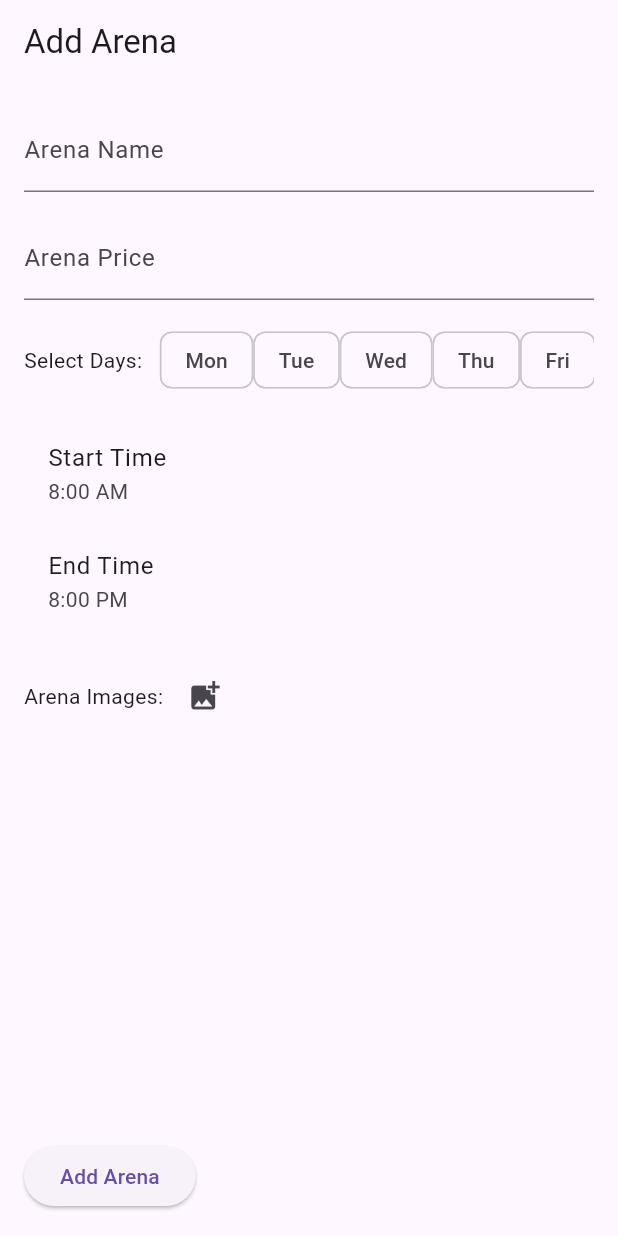
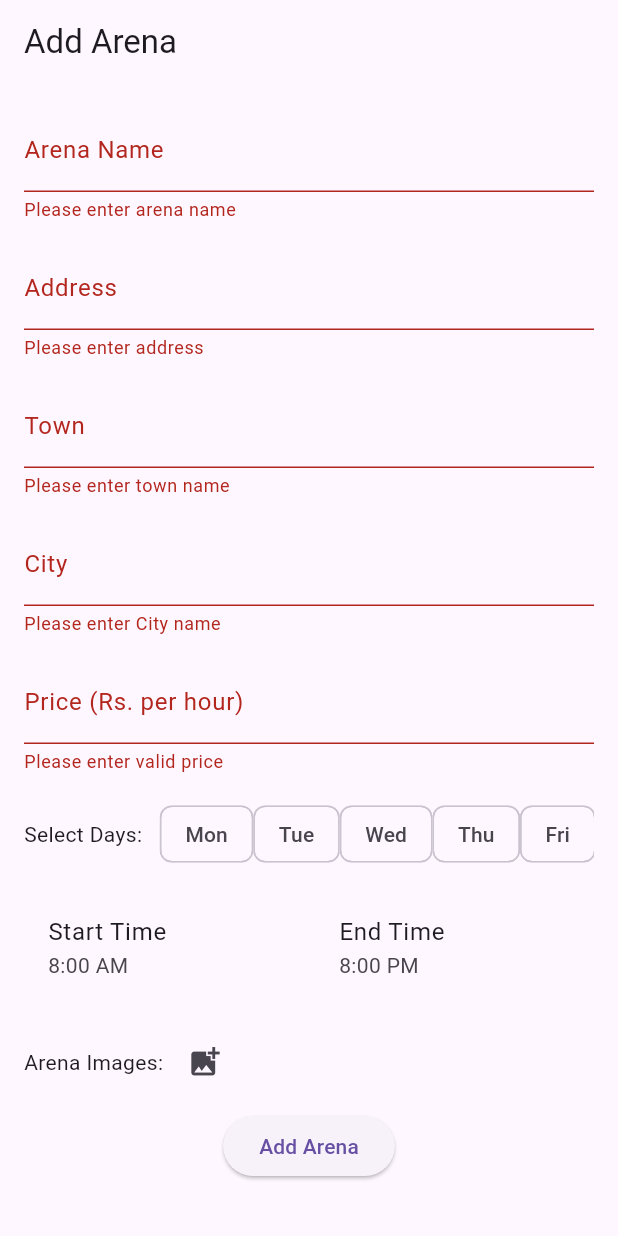
Before and after one commit to Ahmad-Waseem/ArenaGo, a Flutter app: the AddArenaView screen opened directly, after a tap on "Add Arena", on a phone screen of 412 x 824 dp. Run offline on Flutter 3.47's test engine with Material 3 defaults, Android fonts, the phone set to English and light mode, and no system bars; our stand-ins replace google_maps_flutter, image_picker.

Commit message:
Made 'Add arena' page responsive/scrollable

```diff
--- a/lib/main.dart
+++ b/lib/main.dart
@@ -1,4 +1,5 @@
 import 'package:arenago/views/add_arena.dart';
+import 'package:arenago/views/login_view.dart';
 import 'package:flutter/material.dart';
 import 'package:arenago/views/theme.dart';
 //import 'package:google_fonts/google_fonts.dart';
@@ -19,7 +20,7 @@ class MyApp extends StatelessWidget {
       theme: ThemeData(
         primaryColor: loginOutlinecolor,
       ),
-      home: const AddArenaView(),
+      home: AddArenaView(),
 
       //routes: {
         //'/registration/': (context) => const RegistrationView(),
--- a/lib/views/add_arena.dart
+++ b/lib/views/add_arena.dart
@@ -3,16 +3,21 @@ import 'package:flutter/material.dart';
 import 'package:image_picker/image_picker.dart';
 
 class AddArenaView extends StatefulWidget {
-  const AddArenaView({super.key});
-
   @override
   _AddArenaViewState createState() => _AddArenaViewState();
 }
 
 class _AddArenaViewState extends State<AddArenaView> {
-  final TextEditingController _arenaNameController = TextEditingController();
-  final TextEditingController _arenaPriceController = TextEditingController();
+  final _formKey = GlobalKey<FormState>();
+  final _arenaNameController = TextEditingController();
+  final _arenaPriceController = TextEditingController();
+  final _arenaAddressController = TextEditingController();
+  final _arenaTownController = TextEditingController();
+  final _arenaCityController = TextEditingController();
+
   final List<String> _selectedDays = [];
+
+
   TimeOfDay? _startTime = const TimeOfDay(hour: 8, minute: 0);
   TimeOfDay? _endTime = const TimeOfDay(hour: 20, minute: 0);
   List<File> _arenaImages = [];
@@ -21,28 +26,81 @@ class _AddArenaViewState extends State<AddArenaView> {
   Widget build(BuildContext context) {
     return Scaffold(
       appBar: AppBar(
-        title: const Text('Add Arena'),
+        title: Text('Add Arena'),
       ),
-      body: Padding(
-        padding: const EdgeInsets.all(16.0),
+      body: SingleChildScrollView(
+        padding: EdgeInsets.all(16.0),
+        child: Form(
+          key: _formKey,
           child: Column(
             crossAxisAlignment: CrossAxisAlignment.start,
             children: <Widget>[
-            TextField(
+              TextFormField(
                 controller: _arenaNameController,
-              decoration: const InputDecoration(
+                decoration: InputDecoration(
                   labelText: 'Arena Name',
                 ),
+                validator: (value) {
+                  if (value == null || value.isEmpty) {
+                    return 'Please enter arena name';
+                  }
+                  return null;
+                },
               ),
               const SizedBox(height: 16.0),
-            TextField(
+              TextFormField(
+              controller: _arenaAddressController,
+              decoration: const InputDecoration(
+                labelText: 'Address',
+              ),
+              validator: (value) {
+                  if (value == null || value.isEmpty) {
+                    return 'Please enter address';
+                  }
+                  return null;
+                },
+            ),
+            const SizedBox(height: 16.0),
+            TextFormField(
+              controller: _arenaTownController,
+              decoration: const InputDecoration(
+                labelText: 'Town',
+              ),
+              validator: (value) {
+                  if (value == null || value.isEmpty) {
+                    return 'Please enter town name';
+                  }
+                  return null;
+                },
+            ),
+            const SizedBox(height: 16.0),
+                        TextFormField(
+              controller: _arenaCityController,
+              decoration: const InputDecoration(
+                labelText: 'City',
+              ),
+              validator: (value) {
+                  if (value == null || value.isEmpty) {
+                    return 'Please enter City name';
+                  }
+                  return null;
+                },
+            ),
+            const SizedBox(height: 16.0),
+            TextFormField(
               controller: _arenaPriceController,
               decoration: const InputDecoration(
-                labelText: 'Arena Price',
+                labelText: 'Price (Rs. per hour)',
               ),
               keyboardType: TextInputType.number,
+              validator: (value) {
+                  if (value == null || value.isEmpty) {
+                    return 'Please enter valid price';
+                  }
+                  return null;
+                },
             ),
-            const SizedBox(height: 16.0),
+              SizedBox(height: 16.0),
               SingleChildScrollView(
               scrollDirection: Axis.horizontal,
               child: Row(
@@ -67,17 +125,27 @@ class _AddArenaViewState extends State<AddArenaView> {
               ),
             ),
             const SizedBox(height: 16.0),
-            ListTile(
+                        Row(
+              // Arrange start and end time boxes inline responsively
+              children: [
+                Flexible(
+                  child: ListTile(
                     title: const Text('Start Time'),
                     subtitle: Text(_startTime?.format(context) ?? ''),
                     onTap: () => _selectStartTime(context),
                   ),
-            ListTile(
+                ),
+                const SizedBox(width: 8.0),
+                Flexible(
+                  child: ListTile(
                     title: const Text('End Time'),
                     subtitle: Text(_endTime?.format(context) ?? ''),
                     onTap: () => _selectEndTime(context),
                   ),
-            const SizedBox(height: 16.0),
+                ),
+              ],
+            ),
+              SizedBox(height: 16.0),
               Row(
               children: [
                 const Text('Arena Images: '),
@@ -88,46 +156,25 @@ class _AddArenaViewState extends State<AddArenaView> {
               ],
             ),
             const SizedBox(height: 8.0),
-            Expanded(
-              child: ListView.builder(
-                scrollDirection: Axis.horizontal,
-                itemCount: _arenaImages.length,
-                itemBuilder: (context, index) {
-                  return Padding(
-                    padding: const EdgeInsets.all(4.0),
-                    child: Image.file(
-                      _arenaImages[index],
-                      height: 100,
-                      width: 100,
-                      fit: BoxFit.cover,
+              Center(  // Add this
+  child: ElevatedButton(
+    onPressed: () {
+      if (_formKey.currentState!.validate()) {
+        ScaffoldMessenger.of(context).showSnackBar(
+          SnackBar(content: Text('Processing Data')),
+        );
+      }
+    },
+    child: Text('Add Arena'),
   ),
-                  );
-                },
+)
+
+            ],
           ),
-            ),
-            const SizedBox(height: 16.0),
-            ElevatedButton(
-              onPressed: () {
-                _addArena();
-              },
-              child: const Text('Add Arena'),
-            ),
-          ],
         ),
       ),
     );
   }
-
-  void _addArena() {
-    String arenaName = _arenaNameController.text.trim();
-    String arenaPrice = _arenaPriceController.text.trim();
-    // You can use _selectedDays, _startTime, _endTime, and _arenaImages to store arena data
-    // Perform validation if needed
-
-    // After adding, you can navigate back or perform any other action
-    Navigator.pop(context);
-  }
-
     Future<void> _selectStartTime(BuildContext context) async {
     final TimeOfDay? pickedTime = await showTimePicker(
       context: context,
@@ -154,6 +201,16 @@ class _AddArenaViewState extends State<AddArenaView> {
     }
   }
 
+  void _addArena() {
+    String arenaName = _arenaNameController.text.trim();
+    String arenaPrice = _arenaPriceController.text.trim();
+    // You can use _selectedDays, _startTime, _endTime, and _arenaImages to store arena data
+    // Perform validation if needed
+
+    // After adding, you can navigate back or perform any other action
+    Navigator.pop(context);
+  }
+
   Future<void> _pickImages() async {
     final picker = ImagePicker();
     final pickedImages = await picker.pickMultiImage();
@@ -162,4 +219,5 @@ class _AddArenaViewState extends State<AddArenaView> {
       _arenaImages = pickedImages.map((pickedImage) => File(pickedImage.path)).toList();
     });
     }
+
 }
--- /dev/null
+++ b/lib/views/myaccount_view.dart
@@ -0,0 +1,10 @@
+import 'package:flutter/material.dart';
+
+class AccountView extends StatelessWidget {
+  const AccountView({super.key});
+
+  @override
+  Widget build(BuildContext context) {
+    return const Placeholder();
+  }
+}
```
Lines whose indentation alone changed are shown as unchanged.
